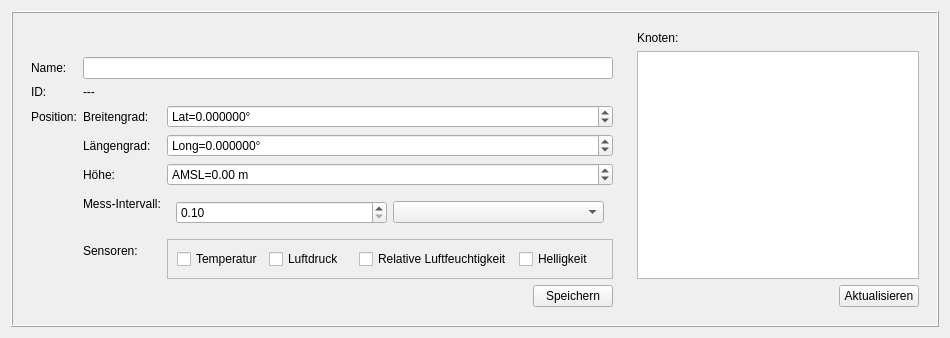
This is groups/11-sensUI/sensui/NodeConfigTab.ui in cn-uofbasel/BACnet as Qt 5 draws it before an edit. The edited form follows.
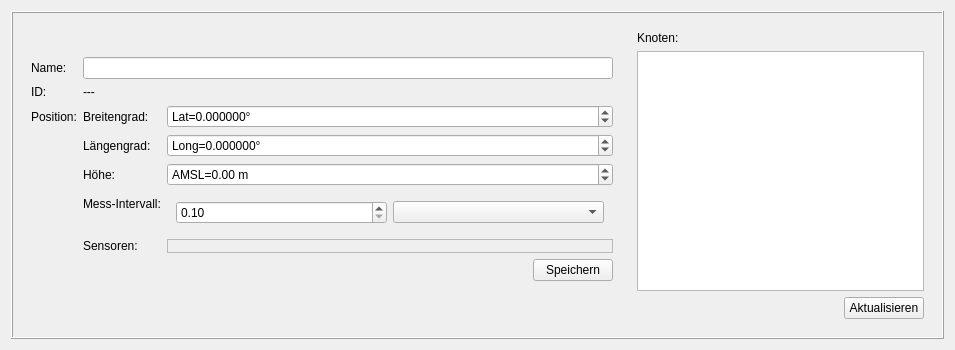
This is the edited form.

Commit message: Implement callbacks for tabs

What changed in the file:
```diff
--- a/groups/11-sensUI/sensui/NodeConfigTab.ui
+++ b/groups/11-sensUI/sensui/NodeConfigTab.ui
@@ -2,9 +2,14 @@
 <ui version="4.0">
  <class>NodeConfigTab</class>
   <widget class="QWidget" name="tabConfigNodes">
-   <attribute name="title">
-    <string>Konfiguration</string>
-   </attribute>
+  <property name="geometry">
+   <rect>
+    <x>0</x>
+    <y>0</y>
+    <width>955</width>
+    <height>350</height>
+   </rect>
+  </property>
    <layout class="QHBoxLayout" name="horizontalLayout_2">
     <item>
      <widget class="QFrame" name="frameConfigNodes">
@@ -242,7 +247,7 @@
              </widget>
             </item>
             <item row="4" column="1">
-             <widget class="QFrame" name="frame">
+            <widget class="QFrame" name="frameSensors">
               <property name="sizePolicy">
                <sizepolicy hsizetype="Expanding" vsizetype="Preferred">
                 <horstretch>0</horstretch>
@@ -261,36 +266,6 @@
               <property name="frameShadow">
                <enum>QFrame::Raised</enum>
               </property>
-              <layout class="QHBoxLayout" name="horizontalLayout_10">
-               <item>
-                <widget class="QCheckBox" name="checkBoxConfigNodeSensorTemperature">
-                 <property name="text">
-                  <string>Temperatur</string>
-                 </property>
-                </widget>
-               </item>
-               <item>
-                <widget class="QCheckBox" name="checkBoxConfigNodeSensorAirPressure">
-                 <property name="text">
-                  <string>Luftdruck</string>
-                 </property>
-                </widget>
-               </item>
-               <item>
-                <widget class="QCheckBox" name="checkBoxConfigNodeSensorRelativeHumidity">
-                 <property name="text">
-                  <string>Relative Luftfeuchtigkeit</string>
-                 </property>
-                </widget>
-               </item>
-               <item>
-                <widget class="QCheckBox" name="checkBoxConfigNodeSensorBrightness">
-                 <property name="text">
-                  <string>Helligkeit</string>
-                 </property>
-                </widget>
-               </item>
-              </layout>
              </widget>
             </item>
            </layout>
```
Left out of the diff: 2 changed lines with no effect on the pictures. Lines whose indentation alone changed are shown as unchanged. The commit also changes 5 other files.
